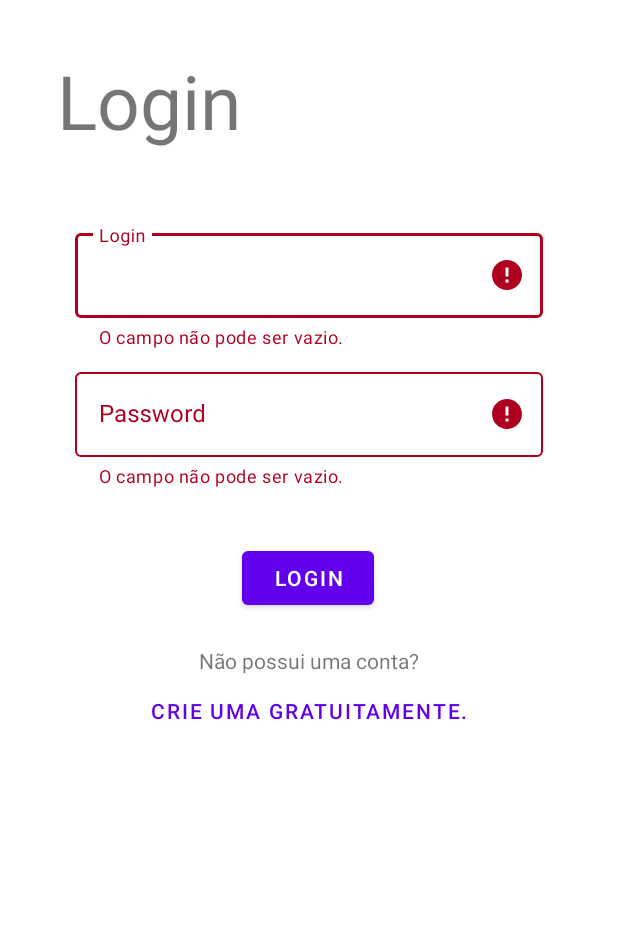
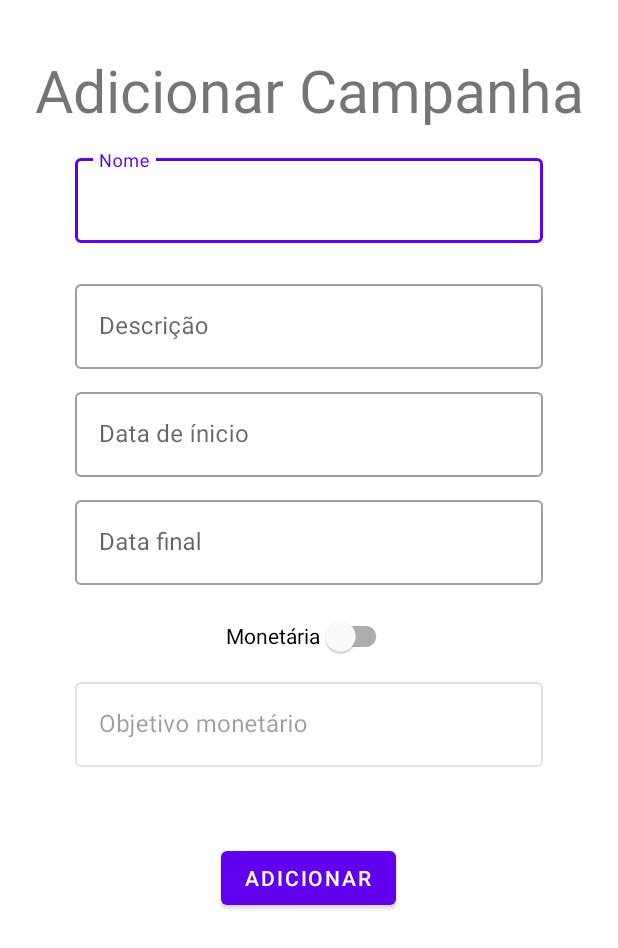
Before and after one commit to Guslucas/donationApp, an Android app: the screen it shows after launch (Login before the commit, AddCampaignAdm after it), after a tap on "LOGIN", on a phone screen of 412 x 824 dp. Shown: the top 948 px of the screen. Run offline under Robolectric (Android 15) with nearby library versions, the phone set to English and light mode, and no system bars; our stand-ins replace Volley.

Commit message:
Adicionar campanha monetária adicionado

```diff
--- a/app/src/main/AndroidManifest.xml
+++ b/app/src/main/AndroidManifest.xml
@@ -13,7 +13,8 @@
         android:supportsRtl="true"
         android:theme="@style/AppTheme.NoActionBar"
         android:usesCleartextTraffic="true">
-        <activity android:name=".AddProductAdm"></activity>
+        <activity android:name=".AddCampaignAdm"></activity>
+        <activity android:name=".AddProductAdm" />
         <activity android:name=".Menu" />
         <activity android:name=".FullscreenImage" />
         <activity android:name=".BarCode" />
--- /dev/null
+++ b/app/src/main/java/br/com/faj/project/donationapp/AddCampaignAdm.java
@@ -0,0 +1,176 @@
+package br.com.faj.project.donationapp;
+
+import androidx.appcompat.app.AppCompatActivity;
+import androidx.constraintlayout.widget.ConstraintLayout;
+
+import android.os.Bundle;
+import android.util.Log;
+import android.view.View;
+import android.widget.CompoundButton;
+import android.widget.EditText;
+import android.widget.Switch;
+import android.widget.Toast;
+
+import com.android.volley.Request;
+import com.android.volley.RequestQueue;
+import com.android.volley.Response;
+import com.android.volley.VolleyError;
+import com.android.volley.toolbox.StringRequest;
+import com.android.volley.toolbox.Volley;
+import com.google.android.material.snackbar.BaseTransientBottomBar;
+import com.google.android.material.snackbar.Snackbar;
+import com.google.android.material.switchmaterial.SwitchMaterial;
+import com.google.android.material.textfield.TextInputLayout;
+
+import org.json.JSONException;
+import org.json.JSONObject;
+
+import java.nio.charset.StandardCharsets;
+import java.text.ParseException;
+import java.text.SimpleDateFormat;
+import java.util.Date;
+
+public class AddCampaignAdm extends AppCompatActivity {
+
+    private ConstraintLayout addCampaignLayout;
+
+    SwitchMaterial campaignTypeSwitch;
+
+    RequestQueue queue;
+
+    boolean isMonetary =  false;
+
+    EditText nomeET;
+    EditText descricaoET;
+    EditText inicioET;
+    EditText fimET;
+    EditText objetivoET;
+    TextInputLayout nomeIL;
+    TextInputLayout descricaoIL;
+    TextInputLayout inicioIL;
+    TextInputLayout fimIL;
+    TextInputLayout objetivoIL;
+
+    @Override
+    protected void onCreate(Bundle savedInstanceState) {
+        super.onCreate(savedInstanceState);
+        setContentView(R.layout.activity_add_campaign_adm);
+
+        addCampaignLayout = findViewById(R.id.addCampaignLayout);
+
+        queue = Volley.newRequestQueue(this);
+
+        nomeET = findViewById(R.id.nomeEditText);
+        descricaoET = findViewById(R.id.descricaoEditText);
+        inicioET = findViewById(R.id.inicioEditText);
+        fimET = findViewById(R.id.fimEditText);
+        objetivoET = findViewById(R.id.objetivoEditText);
+        nomeIL = findViewById(R.id.nomeInputLayout);
+        descricaoIL = findViewById(R.id.descricaoInputLayout);
+        inicioIL = findViewById(R.id.inicioInputLayout);
+        fimIL = findViewById(R.id.fimInputLayout);
+        objetivoIL = findViewById(R.id.objetivoInputLayout);
+
+        objetivoET.setEnabled(false);
+        objetivoIL.setEnabled(false);
+
+        campaignTypeSwitch = findViewById(R.id.switchTypeCampaign);
+        campaignTypeSwitch.setOnCheckedChangeListener(new CompoundButton.OnCheckedChangeListener() {
+            @Override
+            public void onCheckedChanged(CompoundButton buttonView, boolean isChecked) {
+                isMonetary = isChecked;
+                if (isChecked){
+
+                    objetivoET.setEnabled(true);
+                    objetivoIL.setEnabled(true);
+
+                }else{
+
+                    showError("Campanha não monetária, campo objetivo desabiltiado");
+                    objetivoET.setEnabled(false);
+                    objetivoIL.setEnabled(false);
+                }
+
+            }
+        });
+
+    }
+
+    public void addCampaign() throws JSONException, ParseException {
+
+        String url = getResources().getString(R.string.url);
+        url += "/campaign" ;
+        Log.i("URL sendo usada", url);
+
+        final JSONObject jsonObject = new JSONObject();
+
+        SimpleDateFormat sdf = new SimpleDateFormat("dd/MM/yyyy");
+        Date dataInicio = sdf.parse(inicioET.getText().toString());
+        Date dataFIm = sdf.parse(fimET.getText().toString());
+
+        SimpleDateFormat sdfServer = new SimpleDateFormat("yyyy-MM-dd");
+        String dataInicioSv = sdfServer.format(dataInicio);
+        String dataFimSv = sdfServer.format(dataFIm);
+
+
+        jsonObject.put("nome", nomeET.getText().toString());
+        jsonObject.put("descricao", descricaoET.getText().toString());
+        jsonObject.put("inicio", dataInicioSv);
+        jsonObject.put("fim", dataFimSv);
+
+        if(isMonetary){
+
+            jsonObject.put("objetivo", objetivoET.getText().toString());
+        }
+        else{
+
+            //todo fazer doação produtária
+        }
+
+        final String campaign = jsonObject.toString();
+
+        final StringRequest campaignRequest = new StringRequest(Request.Method.POST, url, new Response.Listener<String>() {
+            @Override
+            public void onResponse(String response) {
+
+                nomeET.setText("");
+                descricaoET.setText("");
+                inicioET.setText("");
+                fimET.setText("");
+                objetivoET.setText("");
+
+                Snackbar.make(addCampaignLayout, "Campanha adicionado com sucesso!", BaseTransientBottomBar.LENGTH_LONG).show();
+
+            }
+        }, new Response.ErrorListener() {
+            @Override
+            public void onErrorResponse(VolleyError error) {
+                showError(error);
+            }
+        }){
+
+            @Override
+            public byte[] getBody() {
+                return jsonObject.toString().getBytes(StandardCharsets.UTF_8);
+            }
+
+            @Override
+            public String getBodyContentType() {
+                return "application/json; charset=utf-8";
+            }
+        };
+
+        queue.add(campaignRequest);
+    }
+
+
+    private void showError(Exception e) {
+        Snackbar.make(addCampaignLayout, "Erro inesperado. Tente novamente.", BaseTransientBottomBar.LENGTH_SHORT).show();
+        e.printStackTrace();
+    }
+
+    private void showError(String errorMessage) {
+        Snackbar.make(addCampaignLayout, errorMessage, BaseTransientBottomBar.LENGTH_SHORT).show();
+    }
+
+}
--- a/app/src/main/java/br/com/faj/project/donationapp/Login.java
+++ b/app/src/main/java/br/com/faj/project/donationapp/Login.java
@@ -208,6 +208,11 @@ public class Login extends AppCompatActivity {
 
     }
 
+    private  void testeCampanha(){
+        Intent intent =  new Intent(this, AddCampaignAdm.class);
+        startActivity(intent);
+    }
+
     private void testeProduct(){
         Intent intent =  new Intent(this, AddProductAdm.class);
         startActivity(intent);
@@ -262,6 +267,7 @@ public class Login extends AppCompatActivity {
     public void login(View v) {
 
         //TODO TRAVA APENAS PARA TESTES
+        testeCampanha();
         //testeProduct();
         //loginSuccess();
         //goToMessages();
--- /dev/null
+++ b/app/src/main/res/layout/activity_add_campaign_adm.xml
@@ -0,0 +1,172 @@
+<?xml version="1.0" encoding="utf-8"?>
+<androidx.constraintlayout.widget.ConstraintLayout xmlns:android="http://schemas.android.com/apk/res/android"
+    xmlns:app="http://schemas.android.com/apk/res-auto"
+    xmlns:tools="http://schemas.android.com/tools"
+    android:layout_width="match_parent"
+    android:layout_height="match_parent"
+    android:id="@+id/addCampaignLayout"
+    tools:context=".AddCampaignAdm">
+
+    <TextView
+        android:id="@+id/addCampaignTV"
+        android:layout_width="wrap_content"
+        android:layout_height="wrap_content"
+        android:layout_marginTop="33dp"
+        android:text="Adicionar Campanha"
+        android:textSize="39sp"
+        app:layout_constraintEnd_toEndOf="parent"
+        app:layout_constraintStart_toStartOf="parent"
+        app:layout_constraintTop_toTopOf="parent" />
+
+    <com.google.android.material.textfield.TextInputLayout
+        android:id="@+id/campaignNameInputLayout"
+        style="@style/Widget.MaterialComponents.TextInputLayout.OutlinedBox"
+        android:layout_width="0dp"
+        android:layout_height="wrap_content"
+        android:layout_marginStart="50dp"
+        android:layout_marginTop="100dp"
+        android:layout_marginEnd="50dp"
+        android:hint="Nome"
+        app:errorEnabled="true"
+        app:layout_constraintEnd_toEndOf="parent"
+        app:layout_constraintStart_toStartOf="parent"
+        app:layout_constraintTop_toTopOf="parent">
+
+        <com.google.android.material.textfield.TextInputEditText
+            android:id="@+id/campaignNameEditText"
+            android:layout_width="match_parent"
+            android:layout_height="wrap_content"
+            android:singleLine="true">
+
+        </com.google.android.material.textfield.TextInputEditText>
+
+    </com.google.android.material.textfield.TextInputLayout>
+
+    <com.google.android.material.textfield.TextInputLayout
+        android:id="@+id/descricaoInputLayout"
+        style="@style/Widget.MaterialComponents.TextInputLayout.OutlinedBox"
+        android:layout_width="0dp"
+        android:layout_height="wrap_content"
+        android:layout_marginStart="50dp"
+        android:layout_marginTop="1dp"
+        android:layout_marginEnd="50dp"
+        android:hint="Descrição"
+        app:layout_constraintEnd_toEndOf="parent"
+        app:layout_constraintHorizontal_bias="0.0"
+        app:layout_constraintStart_toStartOf="parent"
+        app:layout_constraintTop_toBottomOf="@+id/campaignNameInputLayout"
+
+        >
+
+        <com.google.android.material.textfield.TextInputEditText
+            android:id="@+id/descricaoEditText"
+            android:layout_width="match_parent"
+            android:layout_height="wrap_content"
+            android:inputType="textPassword">
+
+        </com.google.android.material.textfield.TextInputEditText>
+
+    </com.google.android.material.textfield.TextInputLayout>
+
+    <com.google.android.material.textfield.TextInputLayout
+        android:id="@+id/inicioInputLayout"
+        style="@style/Widget.MaterialComponents.TextInputLayout.OutlinedBox"
+        android:layout_width="0dp"
+        android:layout_height="wrap_content"
+        android:layout_marginStart="50dp"
+        android:layout_marginTop="10dp"
+        android:layout_marginEnd="50dp"
+        android:hint="Data de ínicio"
+        app:layout_constraintEnd_toEndOf="parent"
+        app:layout_constraintHorizontal_bias="0.0"
+        app:layout_constraintStart_toStartOf="parent"
+        app:layout_constraintTop_toBottomOf="@+id/descricaoInputLayout"
+
+        >
+
+        <com.google.android.material.textfield.TextInputEditText
+            android:id="@+id/inicioEditText"
+            android:layout_width="match_parent"
+            android:layout_height="wrap_content"
+            android:inputType="date">
+
+        </com.google.android.material.textfield.TextInputEditText>
+
+    </com.google.android.material.textfield.TextInputLayout>
+
+    <com.google.android.material.textfield.TextInputLayout
+        android:id="@+id/fimInputLayout"
+        style="@style/Widget.MaterialComponents.TextInputLayout.OutlinedBox"
+        android:layout_width="0dp"
+        android:layout_height="wrap_content"
+        android:layout_marginStart="50dp"
+        android:layout_marginTop="10dp"
+        android:layout_marginEnd="50dp"
+        android:hint="Data final"
+        app:layout_constraintEnd_toEndOf="parent"
+        app:layout_constraintHorizontal_bias="0.0"
+        app:layout_constraintStart_toStartOf="parent"
+        app:layout_constraintTop_toBottomOf="@+id/inicioInputLayout"
+
+        >
+
+        <com.google.android.material.textfield.TextInputEditText
+            android:id="@+id/fimEditText"
+            android:layout_width="match_parent"
+            android:layout_height="wrap_content"
+            android:inputType="date">
+
+        </com.google.android.material.textfield.TextInputEditText>
+
+    </com.google.android.material.textfield.TextInputLayout>
+
+    <com.google.android.material.switchmaterial.SwitchMaterial
+        android:id="@+id/switchTypeCampaign"
+        android:layout_width="wrap_content"
+        android:layout_height="wrap_content"
+        android:layout_marginTop="10dp"
+        android:checked="false"
+        android:text="Monetária"
+        app:layout_constraintEnd_toEndOf="parent"
+        app:layout_constraintStart_toStartOf="parent"
+        app:layout_constraintTop_toBottomOf="@+id/fimInputLayout" />
+
+    <com.google.android.material.textfield.TextInputLayout
+        android:id="@+id/objetivoInputLayout"
+        style="@style/Widget.MaterialComponents.TextInputLayout.OutlinedBox"
+        android:layout_width="0dp"
+        android:layout_height="wrap_content"
+        android:layout_marginStart="50dp"
+        android:layout_marginTop="1dp"
+        android:layout_marginEnd="50dp"
+        android:hint="Objetivo monetário"
+        app:layout_constraintEnd_toEndOf="parent"
+        app:layout_constraintHorizontal_bias="0.0"
+        app:layout_constraintStart_toStartOf="parent"
+        app:layout_constraintTop_toBottomOf="@+id/switchTypeCampaign"
+
+        >
+
+        <com.google.android.material.textfield.TextInputEditText
+            android:id="@+id/objetivoEditText"
+            android:layout_width="match_parent"
+            android:layout_height="wrap_content"
+            android:inputType="number">
+
+        </com.google.android.material.textfield.TextInputEditText>
+
+    </com.google.android.material.textfield.TextInputLayout>
+
+    <Button
+        android:id="@+id/buttonAdicionar"
+        android:layout_width="wrap_content"
+        android:layout_height="wrap_content"
+        android:layout_marginTop="50dp"
+        android:text="Adicionar"
+        app:layout_constraintEnd_toEndOf="parent"
+        app:layout_constraintHorizontal_bias="0.498"
+        app:layout_constraintStart_toStartOf="parent"
+        app:layout_constraintTop_toBottomOf="@+id/objetivoInputLayout" />
+
+
+</androidx.constraintlayout.widget.ConstraintLayout>
--- a/app/src/main/res/layout/activity_add_product_adm.xml
+++ b/app/src/main/res/layout/activity_add_product_adm.xml
@@ -8,7 +8,7 @@
     tools:context=".AddProductAdm">
 
     <TextView
-        android:id="@+id/loginTV"
+        android:id="@+id/AddProductTV"
         android:layout_width="wrap_content"
         android:layout_height="wrap_content"
         android:layout_marginStart="38dp"
```
